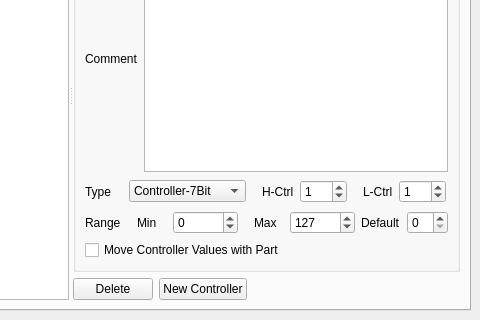
Before: the Qt Designer form muse/muse/instruments/editinstrument.ui in emrum/muse, drawn with Qt 5; both pictures show x 341 to 821 and y 231 to 551 of the 821 by 551 pixel window.
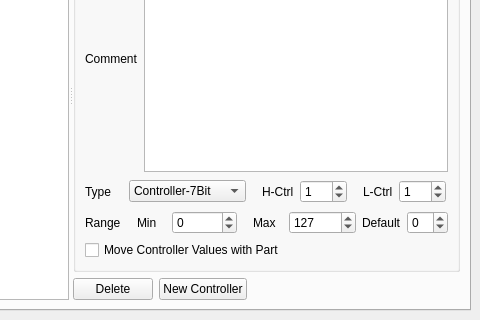
After: the same form once the commit is applied. The open tabs and pages were chosen to show the change. Icons and pictures are not drawn.

The edit to the form file:
```diff
--- a/muse/muse/instruments/editinstrument.ui
+++ b/muse/muse/instruments/editinstrument.ui
@@ -624,7 +624,7 @@
                      <item>
                       <widget class="QSpinBox" name="spinBoxMax" >
                        <property name="maximum" >
-                        <number>16384</number>
+                        <number>8388607</number>
                        </property>
                        <property name="minimum" >
                         <number>-16385</number>
@@ -642,7 +642,14 @@
                       </widget>
                      </item>
                      <item>
-                      <widget class="QSpinBox" name="spinBoxDefault" />
+                      <widget class="QSpinBox" name="spinBoxDefault" >
+                       <property name="specialValueText" >
+                        <string>??</string>
+                       </property>
+                       <property name="minimum" >
+                        <number>-1</number>
+                       </property>
+                      </widget>
                      </item>
                     </layout>
                    </item>
```
Left out of the diff: 31 changed lines with no effect on the pictures.
